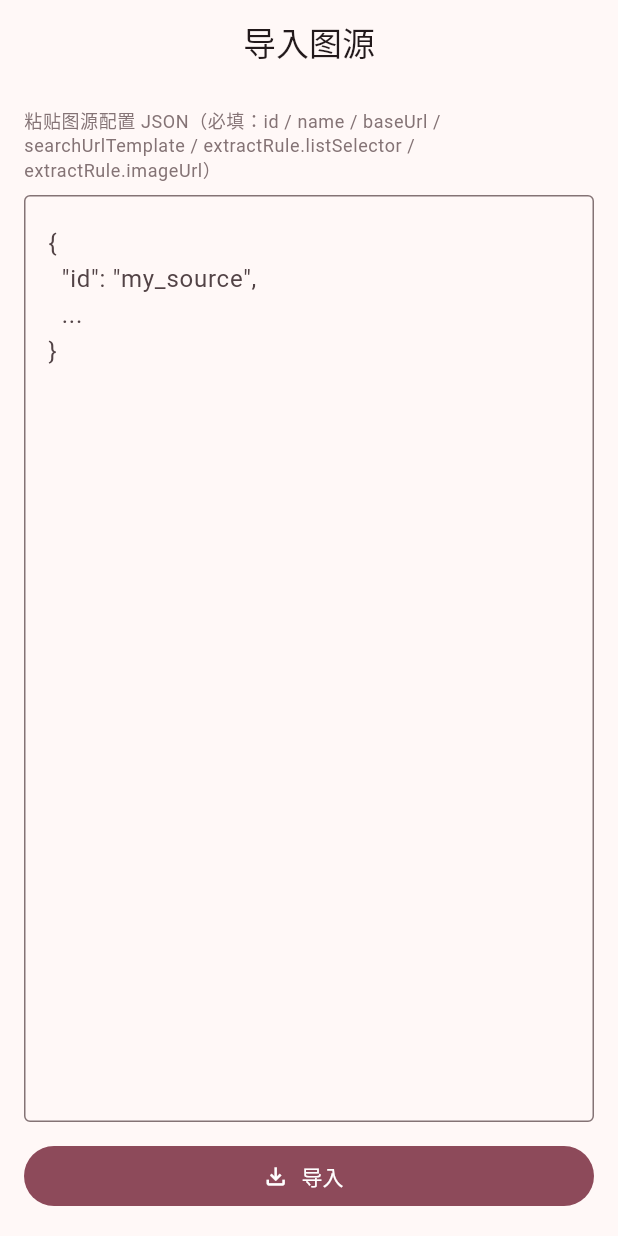
After one commit to growth666/Kirisaki, a Flutter app: the SourceImportPage screen opened by its route, on a phone screen of 412 x 824 dp. The commit adds this screen. Run offline on Flutter 3.47's test engine with Material 3 defaults, Android fonts, the phone set to English and light mode, and no system bars; our stand-ins replace cached_network_image, go_router, shared_preferences, web; missing offline and left inert: dart:js_interop; accounts and stored records are empty.

Commit message:
基本完成

```diff
--- a/kirisaki_app/lib/core/router/app_router.dart
+++ b/kirisaki_app/lib/core/router/app_router.dart
@@ -1,8 +1,10 @@
 import 'package:flutter/material.dart';
 import 'package:go_router/go_router.dart';
 
+import '../../features/favorite/presentation/pages/favorites_page.dart';
 import '../../features/preview/presentation/pages/image_preview_page.dart';
 import '../../features/search/presentation/pages/search_page.dart';
+import '../../features/source/presentation/pages/source_import_page.dart';
 import '../../features/source/presentation/pages/source_manage_page.dart';
 import '../constants/app_constants.dart';
 import '../source/image_item.dart';
@@ -38,5 +40,17 @@ final GoRouter appRouter = GoRouter(
         );
       },
     ),
+    GoRoute(
+      path: RouteNames.favorites,
+      name: 'favorites',
+      builder: (BuildContext context, GoRouterState state) =>
+          const FavoritesPage(),
+    ),
+    GoRoute(
+      path: RouteNames.sourceImport,
+      name: 'sourceImport',
+      builder: (BuildContext context, GoRouterState state) =>
+          const SourceImportPage(),
+    ),
   ],
 );
--- a/kirisaki_app/lib/core/router/route_names.dart
+++ b/kirisaki_app/lib/core/router/route_names.dart
@@ -8,4 +8,10 @@ abstract final class RouteNames {
 
   /// 图片预览页。
   static const String preview = '/preview';
+
+  /// 收藏页。
+  static const String favorites = '/favorites';
+
+  /// 图源导入页。
+  static const String sourceImport = '/sources/import';
 }
--- a/kirisaki_app/lib/core/source/image_item.dart
+++ b/kirisaki_app/lib/core/source/image_item.dart
@@ -30,4 +30,28 @@ class ImageItem {
 
   /// 图片标签。
   final List<String> tags;
+
+  /// 序列化为 JSON 对象（收藏持久化用）。
+  Map<String, Object?> toJson() => <String, Object?>{
+        'imageUrl': imageUrl,
+        'thumbnailUrl': thumbnailUrl,
+        'previewUrl': previewUrl,
+        'width': width,
+        'height': height,
+        'sourcePage': sourcePage,
+        'tags': tags,
+      };
+
+  /// 从 JSON 对象恢复；缺失字段取默认值。
+  factory ImageItem.fromJson(Map<String, Object?> json) => ImageItem(
+        imageUrl: json['imageUrl'] as String,
+        thumbnailUrl: json['thumbnailUrl'] as String?,
+        previewUrl: json['previewUrl'] as String?,
+        width: json['width'] as int?,
+        height: json['height'] as int?,
+        sourcePage: json['sourcePage'] as String?,
+        tags: (json['tags'] as List<Object?>? ?? const <Object?>[])
+            .map((Object? t) => '$t')
+            .toList(),
+      );
 }
--- /dev/null
+++ b/kirisaki_app/lib/core/source/source_json_importer.dart
@@ -0,0 +1,118 @@
+import 'dart:convert';
+
+import 'custom_source_store.dart';
+import 'source_config.dart';
+
+/// 图源 JSON 导入结果：成功携带配置，失败携带明确错误信息。
+class SourceImportResult {
+  const SourceImportResult._({this.config, this.errorMessage});
+
+  /// 解析校验成功。
+  const SourceImportResult.success(SourceConfig config)
+      : this._(config: config);
+
+  /// 失败，[errorMessage] 为可直接展示的中文提示。
+  const SourceImportResult.failure(String errorMessage)
+      : this._(errorMessage: errorMessage);
+
+  /// 解析出的图源配置（失败时为 null）。
+  final SourceConfig? config;
+
+  /// 错误信息（成功时为 null）。
+  final String? errorMessage;
+
+  /// 是否成功。
+  bool get isSuccess => errorMessage == null;
+}
+
+/// 自定义图源 JSON 导入器：解析校验 JSON 文本，并持久化到自定义图源仓库。
+///
+/// - 仅接受字段完整、格式合法的配置；
+/// - 导入成功后自动写入 [CustomSourceStore]（App 重启不丢失）；
+/// - 内置图源列表不参与导入（只写 custom key）。
+class SourceJsonImporter {
+  SourceJsonImporter({CustomSourceStore? store})
+      : _store = store ?? CustomSourceStore();
+
+  final CustomSourceStore _store;
+
+  /// 解析并校验 JSON 文本；失败返回明确中文提示（不抛异常）。
+  SourceImportResult parseAndValidate(String jsonText) {
+    if (jsonText.trim().isEmpty) {
+      return const SourceImportResult.failure('请输入图源配置 JSON');
+    }
+    final Object? decoded;
+    try {
+      decoded = jsonDecode(jsonText);
+    } on FormatException catch (e) {
+      return SourceImportResult.failure('JSON 格式错误：$e');
+    }
+    if (decoded is! Map<String, Object?>) {
+      return const SourceImportResult.failure('JSON 内容必须是图源配置对象');
+    }
+
+    final String? missing = _firstMissingField(decoded);
+    if (missing != null) {
+      return SourceImportResult.failure('缺少必填字段：$missing');
+    }
+    final Object? sourceType = decoded['sourceType'];
+    if (sourceType != null &&
+        !SourceType.values.any((SourceType t) => t.name == sourceType)) {
+      return SourceImportResult.failure(
+        'sourceType 取值非法：$sourceType（可选值：html/json）',
+      );
+    }
+    final Object? perPage = decoded['perPage'];
+    if (perPage != null && (perPage is! int || perPage <= 0)) {
+      return SourceImportResult.failure('perPage 必须是正整数');
+    }
+
+    try {
+      return SourceImportResult.success(SourceConfig.fromJson(decoded));
+    } on TypeError catch (e) {
+      return SourceImportResult.failure('字段类型错误：$e');
+    } on ArgumentError catch (e) {
+      return SourceImportResult.failure('字段取值非法：$e');
+    }
+  }
+
+  /// 解析校验通过后去重（id 唯一）并持久化。
+  Future<SourceImportResult> importAndSave(String jsonText) async {
+    final SourceImportResult parsed = parseAndValidate(jsonText);
+    if (!parsed.isSuccess) {
+      return parsed;
+    }
+    final SourceConfig config = parsed.config!;
+    final List<SourceConfig> existing = await _store.load();
+    if (existing.any((SourceConfig s) => s.id == config.id)) {
+      return SourceImportResult.failure('图源 id 已存在：${config.id}');
+    }
+    existing.add(config);
+    await _store.save(existing);
+    return parsed;
+  }
+
+  /// 必填字段检查：返回首个缺失字段名，完整则返回 null。
+  static String? _firstMissingField(Map<String, Object?> json) {
+    const List<String> requiredTopLevel =
+        <String>['id', 'name', 'baseUrl', 'searchUrlTemplate'];
+    for (final String field in requiredTopLevel) {
+      final Object? value = json[field];
+      if (value is! String || value.trim().isEmpty) {
+        return field;
+      }
+    }
+    final Object? extractRule = json['extractRule'];
+    if (extractRule is! Map<String, Object?>) {
+      return 'extractRule';
+    }
+    final Object? listSelector = extractRule['listSelector'];
+    if (listSelector is! String || listSelector.trim().isEmpty) {
+      return 'extractRule.listSelector';
+    }
+    if (extractRule['imageUrl'] is! Map<String, Object?>) {
+      return 'extractRule.imageUrl';
+    }
+    return null;
+  }
+}
--- /dev/null
+++ b/kirisaki_app/lib/features/source/presentation/pages/source_import_page.dart
@@ -0,0 +1,118 @@
+import 'package:flutter/material.dart';
+import 'package:go_router/go_router.dart';
+
+import '../../../../core/source/source_json_importer.dart';
+
+/// 图源导入页：粘贴 JSON 文本导入自定义图源。
+///
+/// 失败 → 页面内红色错误文本展示明确提示（格式错误/字段缺失），不崩溃；
+/// 成功 → SnackBar 提示并返回上一页；导入结果自动持久化（App 重启不丢失）。
+class SourceImportPage extends StatefulWidget {
+  const SourceImportPage({super.key, this.importer});
+
+  /// 注入的导入器（测试用），默认使用真实导入器。
+  final SourceJsonImporter? importer;
+
+  @override
+  State<SourceImportPage> createState() => _SourceImportPageState();
+}
+
+class _SourceImportPageState extends State<SourceImportPage> {
+  late final SourceJsonImporter _importer =
+      widget.importer ?? SourceJsonImporter();
+  final TextEditingController _controller = TextEditingController();
+
+  String? _error; // 校验失败提示（页面内红色文本）
+  bool _importing = false; // 导入中请求锁
+
+  @override
+  void dispose() {
+    _controller.dispose();
+    super.dispose();
+  }
+
+  Future<void> _import() async {
+    // 请求锁：导入中禁止重复触发。
+    if (_importing) {
+      return;
+    }
+    setState(() {
+      _error = null;
+      _importing = true;
+    });
+    final SourceImportResult result =
+        await _importer.importAndSave(_controller.text);
+    if (!mounted) {
+      return;
+    }
+    setState(() => _importing = false);
+    if (result.isSuccess) {
+      ScaffoldMessenger.of(context)
+        ..hideCurrentSnackBar()
+        ..showSnackBar(
+          SnackBar(content: Text('图源「${result.config!.name}」导入成功')),
+        );
+      context.pop();
+    } else {
+      setState(() => _error = result.errorMessage);
+    }
+  }
+
+  @override
+  Widget build(BuildContext context) {
+    final ThemeData theme = Theme.of(context);
+    return Scaffold(
+      appBar: AppBar(title: const Text('导入图源')),
+      body: Padding(
+        padding: const EdgeInsets.all(16),
+        child: Column(
+          crossAxisAlignment: CrossAxisAlignment.stretch,
+          children: [
+            Text(
+              '粘贴图源配置 JSON（必填：id / name / baseUrl / '
+              'searchUrlTemplate / extractRule.listSelector / '
+              'extractRule.imageUrl）',
+              style: theme.textTheme.bodySmall
+                  ?.copyWith(color: theme.colorScheme.outline),
+            ),
+            const SizedBox(height: 8),
+            Expanded(
+              child: TextField(
+                key: const Key('sourceJsonInput'),
+                controller: _controller,
+                maxLines: null,
+                expands: true,
+                textAlignVertical: TextAlignVertical.top,
+                decoration: const InputDecoration(
+                  hintText: '{\n  "id": "my_source",\n  ...\n}',
+                  border: OutlineInputBorder(),
+                ),
+              ),
+            ),
+            if (_error != null) ...[
+              const SizedBox(height: 8),
+              // 导入失败：红色错误文本展示明确提示，不崩溃。
+              Text(
+                _error!,
+                style: theme.textTheme.bodyMedium
+                    ?.copyWith(color: theme.colorScheme.error),
+              ),
+            ],
+            const SizedBox(height: 12),
+            FilledButton.icon(
+              onPressed: _importing ? null : _import,
+              icon: _importing
+                  ? const SizedBox(
+                      width: 18,
+                      height: 18,
+                      child: CircularProgressIndicator(strokeWidth: 2),
+                    )
+                  : const Icon(Icons.file_download_outlined),
+              label: const Text('导入'),
+            ),
+          ],
+        ),
+      ),
+    );
+  }
+}
```
Also changed, not shown: kirisaki_app/lib/core/favorite/favorite_service.dart (added, +68 -0 lines), kirisaki_app/lib/core/favorite/favorite_store.dart (added, +46 -0 lines), kirisaki_app/lib/features/favorite/presentation/pages/favorites_page.dart (added, +162 -0 lines), kirisaki_app/lib/features/preview/presentation/pages/image_preview_page.dart (+64 -2 lines), kirisaki_app/lib/features/search/presentation/pages/search_page.dart (+17 -1 lines), kirisaki_app/lib/features/source/presentation/pages/source_manage_page.dart (+8 -0 lines), 5 other files.
